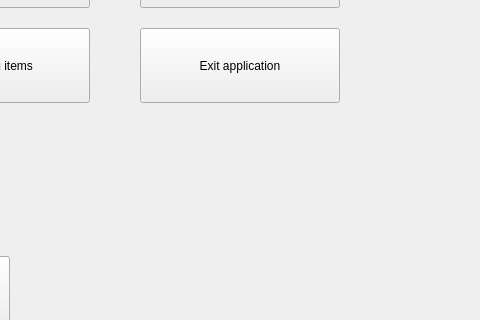
The window that admin_options.ui (renderedSafe/Geedunk2) describes before a commit, drawn with Qt 5; both pictures show x 401 to 881 and y 134 to 454 of the 1052 by 601 pixel window.
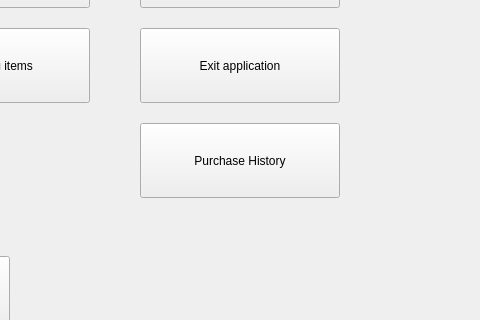
The same window after the commit.

Commit message: Added working purchase history viewing. Fixed an f-string I found since they don't play well with Python 3.5. Added a UI file for the purchase history page.

```diff
--- a/admin_options.ui
+++ b/admin_options.ui
@@ -231,6 +231,25 @@
       </property>
      </widget>
     </item>
+    <item row="3" column="2">
+     <widget class="QPushButton" name="pushButton_purchaseHistory">
+      <property name="sizePolicy">
+       <sizepolicy hsizetype="Fixed" vsizetype="Minimum">
+        <horstretch>0</horstretch>
+        <verstretch>0</verstretch>
+       </sizepolicy>
+      </property>
+      <property name="minimumSize">
+       <size>
+        <width>200</width>
+        <height>75</height>
+       </size>
+      </property>
+      <property name="text">
+       <string>Purchase History</string>
+      </property>
+     </widget>
+    </item>
    </layout>
   </widget>
   <widget class="QPushButton" name="pushButton_back">
```
The commit also changes 1 other file.
